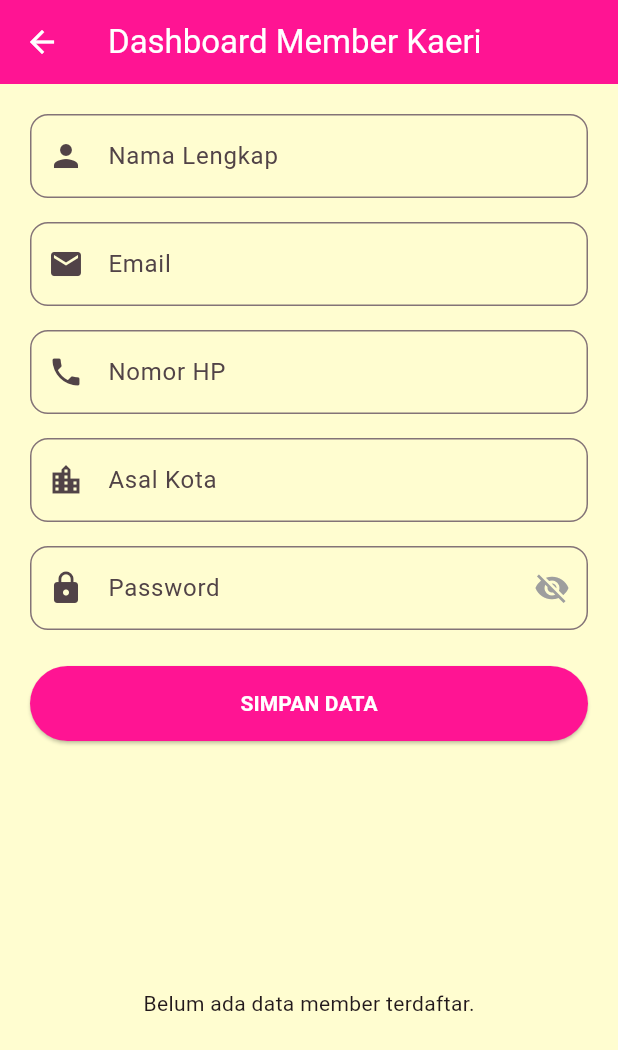
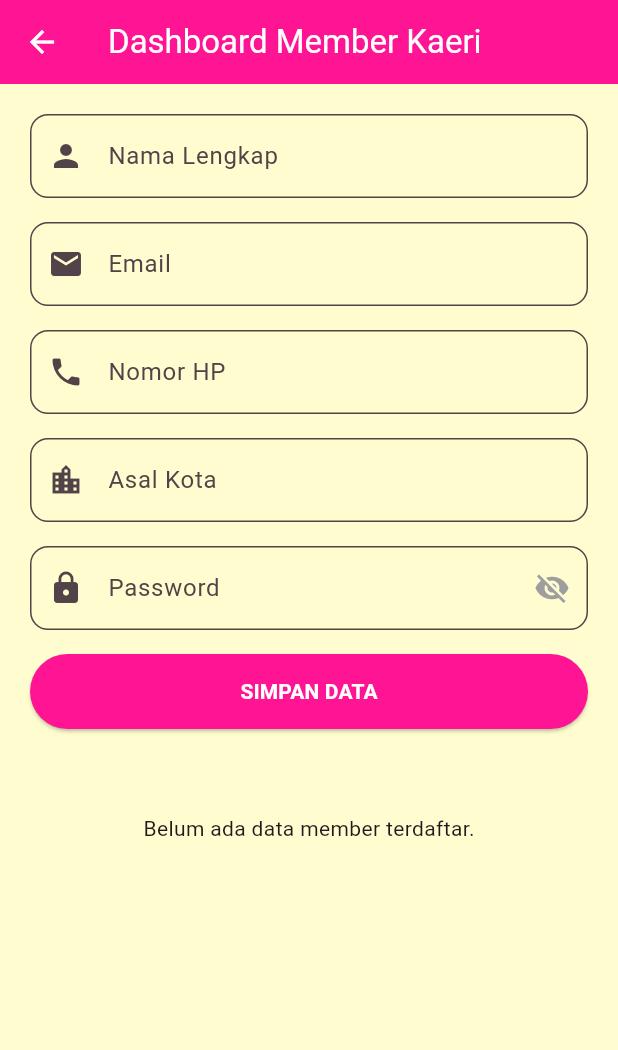
Before and after one commit to rharabee022/project-flutter-1, a Flutter app: the HalamanPendaftaran screen opened directly, on a phone screen of 412 x 824 dp. Shown: the top 1050 px of the screen. Run offline on Flutter 3.47's test engine with Material 3 defaults, Android fonts, the phone set to English and light mode, and no system bars; our stand-ins replace shared_preferences, sqflite; accounts and stored records are empty.

Commit message:
Update tugas 11 flutter

```diff
--- a/lib/tugas_11/halaman_pendaftaran.dart
+++ b/lib/tugas_11/halaman_pendaftaran.dart
@@ -83,7 +83,8 @@ class _HalamanPendaftaranState extends State<HalamanPendaftaran> {
         backgroundColor: pinkFanta,
         foregroundColor: Colors.white,
       ),
-      body: Column(
+      body: SingleChildScrollView(
+        child: Column(
           children: [
             Container(
               padding: const EdgeInsets.all(20),
@@ -101,8 +102,12 @@ class _HalamanPendaftaranState extends State<HalamanPendaftaran> {
                       decoration: InputDecoration(
                         labelText: 'Nama Lengkap',
                         prefixIcon: const Icon(Icons.person),
+                        filled: true,
+                        fillColor: Colors.transparent,
                         border: OutlineInputBorder(
-                            borderRadius: BorderRadius.circular(12))),
+                          borderRadius: BorderRadius.circular(12),
+                        ),
+                      ),
                       validator: (value) => value == null || value.isEmpty
                           ? 'Nama wajib diisi'
                           : null,
@@ -114,8 +119,12 @@ class _HalamanPendaftaranState extends State<HalamanPendaftaran> {
                       decoration: InputDecoration(
                         labelText: 'Email',
                         prefixIcon: const Icon(Icons.email),
+                        filled: true,
+                        fillColor: Colors.transparent,
                         border: OutlineInputBorder(
-                            borderRadius: BorderRadius.circular(12))),
+                          borderRadius: BorderRadius.circular(12),
+                        ),
+                      ),
                       validator: (value) => value == null || value.isEmpty
                           ? 'Email wajib diisi'
                           : null,
@@ -127,8 +136,12 @@ class _HalamanPendaftaranState extends State<HalamanPendaftaran> {
                       decoration: InputDecoration(
                         labelText: 'Nomor HP',
                         prefixIcon: const Icon(Icons.phone),
+                        filled: true,
+                        fillColor: Colors.transparent,
                         border: OutlineInputBorder(
-                            borderRadius: BorderRadius.circular(12))),
+                          borderRadius: BorderRadius.circular(12),
+                        ),
+                      ),
                       validator: (value) => value == null || value.isEmpty
                           ? 'HP wajib diisi'
                           : null,
@@ -139,8 +152,12 @@ class _HalamanPendaftaranState extends State<HalamanPendaftaran> {
                       decoration: InputDecoration(
                         labelText: 'Asal Kota',
                         prefixIcon: const Icon(Icons.location_city),
+                        filled: true,
+                        fillColor: Colors.transparent,
                         border: OutlineInputBorder(
-                            borderRadius: BorderRadius.circular(12))),
+                          borderRadius: BorderRadius.circular(12),
+                        ),
+                      ),
                       validator: (value) => value == null || value.isEmpty
                           ? 'Kota wajib diisi'
                           : null,
@@ -152,8 +169,6 @@ class _HalamanPendaftaranState extends State<HalamanPendaftaran> {
                       decoration: InputDecoration(
                         labelText: 'Password',
                         prefixIcon: const Icon(Icons.lock),
-                        border: OutlineInputBorder(
-                            borderRadius: BorderRadius.circular(12)),
                         suffixIcon: IconButton(
                           icon: Icon(
                             _isPasswordVisible
@@ -163,12 +178,18 @@ class _HalamanPendaftaranState extends State<HalamanPendaftaran> {
                           ),
                           onPressed: () => setState(
                               () => _isPasswordVisible = !_isPasswordVisible),
-                        )),
+                        ),
+                        filled: true,
+                        fillColor: Colors.transparent,
+                        border: OutlineInputBorder(
+                          borderRadius: BorderRadius.circular(12),
+                        ),
+                      ),
                       validator: (value) => value == null || value.isEmpty
                           ? 'Password wajib diisi'
                           : null,
                     ),
-                  const SizedBox(height: 24),
+                    const SizedBox(height: 16),
                     SizedBox(
                       width: double.infinity,
                       height: 50,
@@ -185,30 +206,29 @@ class _HalamanPendaftaranState extends State<HalamanPendaftaran> {
                 ),
               ),
             ),
-          Expanded(
-            child: Padding(
+            Padding(
               padding: const EdgeInsets.all(16.0),
               child: FutureBuilder<List<UserModelSQL>>(
                 future: _futurePeserta,
                 builder: (context, snapshot) {
-                  // Jika masih loading
                   if (snapshot.connectionState == ConnectionState.waiting) {
                     return Center(
                         child: CircularProgressIndicator(color: pinkFanta));
-                  }
-                  // Jika terjadi error sistem
-                  else if (snapshot.hasError) {
+                  } else if (snapshot.hasError) {
                     return Center(
                         child: Text('Terjadi error: ${snapshot.error}'));
-                  }
-                  // Jika data kosong
-                  else if (!snapshot.hasData || snapshot.data!.isEmpty) {
+                  } else if (!snapshot.hasData || snapshot.data!.isEmpty) {
                     return const Center(
-                        child: Text('Belum ada data member terdaftar.'));
+                        child: Padding(
+                      padding: EdgeInsets.all(20.0),
+                      child: Text('Belum ada data member terdaftar.'),
+                    ));
                   }
 
                   final data = snapshot.data!;
                   return ListView.builder(
+                    shrinkWrap: true,
+                    physics: const NeverScrollableScrollPhysics(),
                     itemCount: data.length,
                     itemBuilder: (context, index) {
                       final peserta = data[index];
@@ -233,8 +253,8 @@ class _HalamanPendaftaranState extends State<HalamanPendaftaran> {
                 },
               ),
             ),
+          ],
         ),
-        ],
       ),
     );
   }
```
Lines whose indentation alone changed are shown as unchanged.
